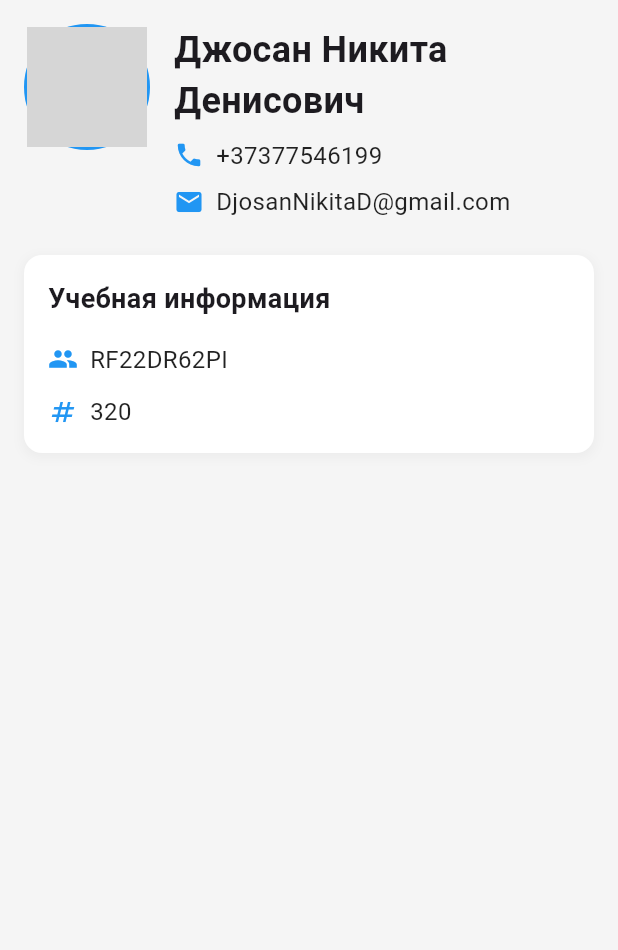
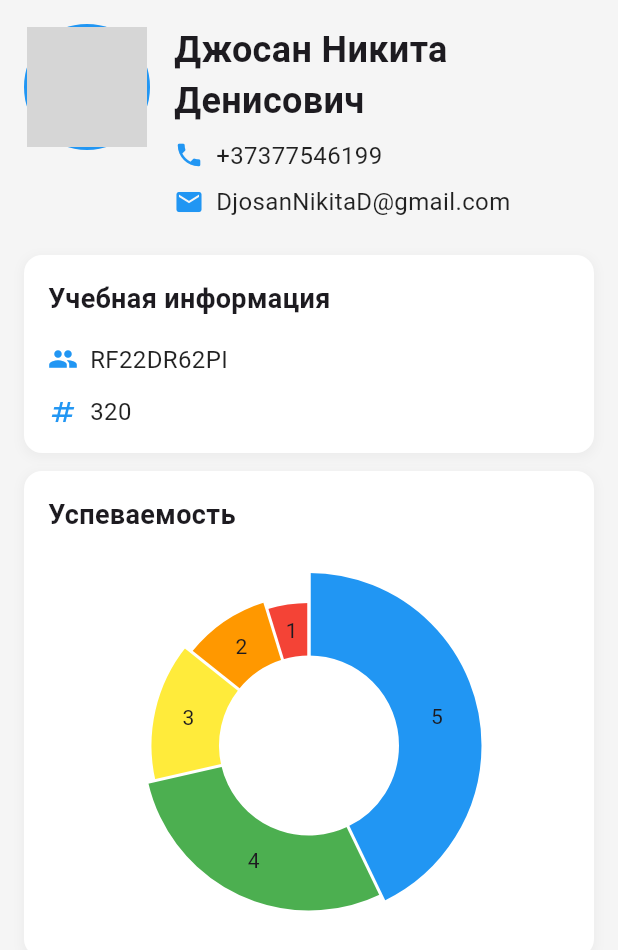
Before and after one commit to BinMouse/ipi-student-application, a Flutter app: the ProfilePage screen opened directly, on a phone screen of 412 x 824 dp. Shown: the top 950 px of the screen. Run offline on Flutter 3.47's test engine with Material 3 defaults, Android fonts, the phone set to English and light mode, and no system bars; drawn by our look-alikes of fl_chart; our stand-ins replace table_calendar; network calls fail; project files that could hold a hidden picture were left out; grey boxes are pictures that could not be loaded.

Commit message:
Доработанная страница профиля

```diff
--- a/lib/pages/profile_page.dart
+++ b/lib/pages/profile_page.dart
@@ -1,4 +1,6 @@
 import 'package:flutter/material.dart';
+import 'package:fl_chart/fl_chart.dart';
+
 import 'package:ipi_app/primitives/profile.dart';
 
 class ProfilePage extends StatefulWidget {
@@ -110,6 +112,57 @@ class _ProfilePageState extends State<ProfilePage> {
                   ],
                 ),
               ),
+
+              const SizedBox(height: 12), // отступ
+
+              Container(
+                decoration: BoxDecoration(
+                  color: Colors.white,
+                  borderRadius: BorderRadius.circular(12),
+                  boxShadow: [
+                    BoxShadow(
+                      color: Colors.grey.withOpacity(0.1),
+                      spreadRadius: 1,
+                      blurRadius: 5,
+                      offset: const Offset(0, 2),
+                    ),
+                  ],
+                ),
+
+                padding: const EdgeInsets.all(16),
+
+                child: Column(
+                  crossAxisAlignment: CrossAxisAlignment.start,
+                  children: [
+                    const Text(
+                      'Успеваемость',
+                      style: TextStyle(
+                        fontSize: 18,
+                        fontWeight: FontWeight.bold,
+                      ),
+                    ),
+
+                    const SizedBox(height: 16), // отступ
+
+                    SizedBox(
+                      height: 250,
+                      child: PieChart(
+                        PieChartData(
+                          centerSpaceRadius: 60,
+                          sections: [
+                            PieChartSectionData(title: "5", value: 9, color: Colors.blue, radius: 55),
+                            PieChartSectionData(title: "4", value: 6, color: Colors.green, radius: 50),
+                            PieChartSectionData(title: "3", value: 3, color: Colors.yellow, radius: 45),
+                            PieChartSectionData(title: "2", value: 2, color: Colors.orange, radius: 40),
+                            PieChartSectionData(title: "1", value: 1, color: Colors.red, radius: 35),
+                          ],
+                          startDegreeOffset: 270
+                        ),
+                      ),
+                    ),
+                  ],
+                ),
+              ),
               //endregion Дополнительная информация
             ],
           ),
```
